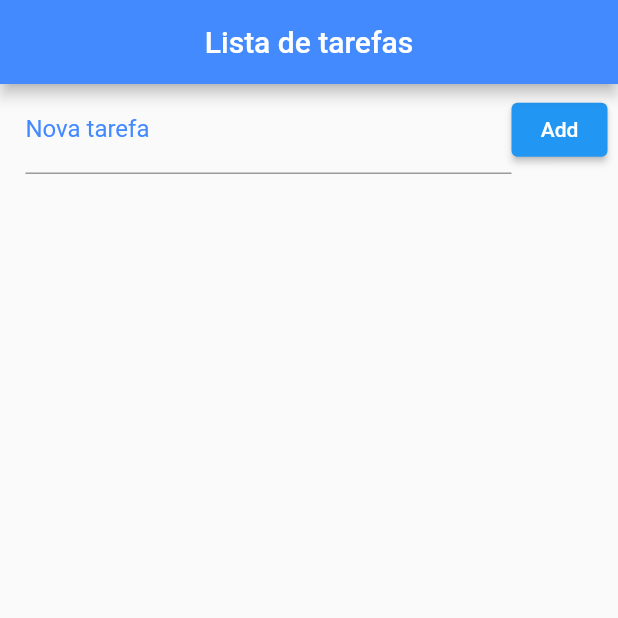
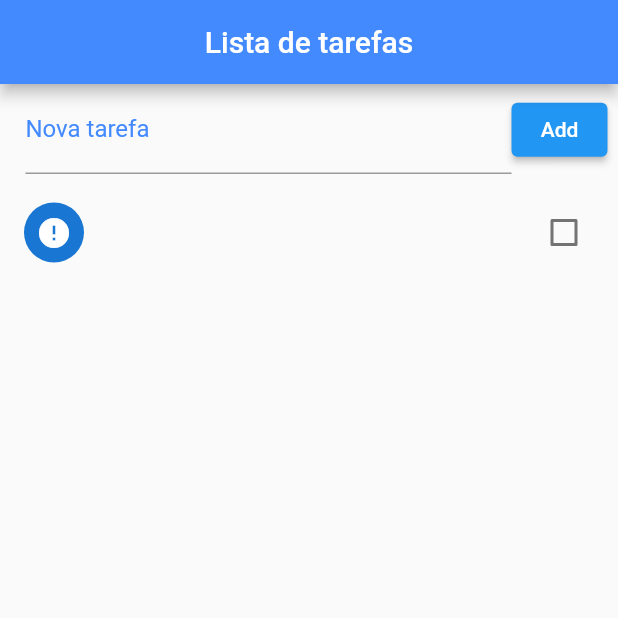
Before and after one commit to larinuness/flutter-listaDeTarefas, a Flutter app: the screen it shows after launch, after a tap on "Add", on a phone screen of 412 x 824 dp, the top half of it. Run offline on Flutter 3.47's test engine with Material 2 defaults, Android fonts, the phone set to English and light mode, and no system bars.

```diff
--- a/listadetarefas/lib/main.dart
+++ b/listadetarefas/lib/main.dart
@@ -3,7 +3,7 @@ import 'dart:io';
 import 'package:flutter/material.dart';
 import 'package:path_provider/path_provider.dart';
 
-void main(){
+void main() {
   runApp(MaterialApp(
     home: Home(),
     debugShowCheckedModeBanner: false,
@@ -11,14 +11,28 @@ void main(){
 }
 
 class Home extends StatefulWidget {
-
   @override
   _HomeState createState() => _HomeState();
 }
 
 class _HomeState extends State<Home> {
+  final _toDoController = TextEditingController();
 
-  List _toDolist = [];
+  List _toDoList = [];
+  late Map<String, dynamic> _lastRemoved;
+  late int _lastRemovedPos;
+
+//Ler os dados
+  @override
+  void initState() {
+    super.initState();
+
+    _readData().then((data) {
+      setState(() {
+        _toDoList = json.decode(data!);
+      });
+    });
+  }
 
   @override
   Widget build(BuildContext context) {
@@ -26,10 +40,10 @@ class _HomeState extends State<Home> {
       appBar: AppBar(
         centerTitle: true,
         backgroundColor: Colors.blueAccent,
+        //Aceita widget text e não só string
         title: Text('Lista de tarefas'),
       ),
-      body: SingleChildScrollView(
-        child: Column(
+      body: Column(
         children: [
           Container(
             padding: EdgeInsets.fromLTRB(17, 1, 7, 1),
@@ -37,39 +51,152 @@ class _HomeState extends State<Home> {
               children: [
                 Expanded(
                   child: TextField(
+                    controller: _toDoController,
                     decoration: InputDecoration(
                       labelText: 'Nova tarefa',
                       labelStyle: TextStyle(color: Colors.blueAccent),
                     ),
-                    ),),
-                  ElevatedButton(onPressed: (){}, child: Text('Add'))
+                  ),
+                ),
+                ElevatedButton(onPressed: _addToDo, child: Text('Add'))
               ],
             ),
-            )
+          ),
+          Expanded(
+              child: RefreshIndicator(
+                onRefresh: _refresh,
+                child: ListView.builder(
+                    padding: EdgeInsets.only(top: 10),
+                    itemCount: _toDoList.length,
+                    itemBuilder: buildItem),
+              ))
         ],
-        ),
       ),
     );
   }
 
-  Future<File> _getFile() async {
-    final directory = await getApplicationDocumentsDirectory();
-    return File("${directory.path}/data.json");
+  Widget buildItem(context, index) {
+    //widget de arrastar para excluir
+    return Dismissible(
+      //pega o tempo em milisegundos e transforma em string, essa key aceita qualquer string, mas vai ter que ser diferente para todos os itens
+      key: Key(DateTime
+          .now()
+          .microsecondsSinceEpoch
+          .toString()),
+      background: Container(
+          color: Colors.red,
+          child: Align(
+            alignment: Alignment(-0.9, 0.0),
+            child: Icon(Icons.delete, color: Colors.white),
+          )),
+      direction: DismissDirection.startToEnd,
+      child: CheckboxListTile(
+        title: Text(_toDoList[index]['title']),
+        value: _toDoList[index]['ok'],
+        secondary: CircleAvatar(
+          child: Icon(_toDoList[index]['ok'] ? Icons.check : Icons.error),
+        ),
+        //onChanged é chamado quando clico no elemento da lista, passando o parâmetro c como true ou false
+        onChanged: (c) {
+          setState(() {
+            //armazeno esse true ou false no ok do elemento da lista e dá um setState para atualizar a lista com o novo estado
+            _toDoList[index]['ok'] = c;
+            _saveData();
+          });
+        },
+      ),
+      //dentro desse onDismissed terá uma função que será chamada sempre que arrastar o item para a direita para remoção
+      onDismissed: (direction) {
+        setState(() {
+          //duplica o item
+          _lastRemoved = Map.from(_toDoList[index]);
+          //salvar o item
+          _lastRemovedPos = index;
+          //removemos o item
+          _toDoList.removeAt(index);
+          //salva tudo
+          _saveData();
+
+          final snack = SnackBar(
+            content: Text('Tarefa \'${_lastRemoved['title']}\' removida!'),
+            action: SnackBarAction(
+                label: 'Desfazer',
+                onPressed: () {
+                  setState(() {
+                    //recoloca o item removido na lista
+                    _toDoList.insert(_lastRemovedPos, _lastRemoved);
+                    _saveData();
+                  });
+                }),
+            duration: Duration(seconds: 2),
+          );
+          ScaffoldMessenger.of(context).removeCurrentSnackBar();
+          ScaffoldMessenger.of(context).showSnackBar(snack);
+        });
+      },
+    );
   }
 
+
+  //função que vai retornar o arquivo que vou utilizar para salvar
+//tudo que envolve leitura e tratamento de arquivos precisa ser assíncrono já que não ocorre imediatamente
+  Future<File> _getFile() async {
+    //essa função vai pegar o diretório onde posso armazenar os documentos do meu app
+    final directory = await getApplicationDocumentsDirectory();
+    //aqui vou abrir o arquivo através do file
+    return File('${directory.path}/data.json');
+  }
+
+//função para salvar os dados
   Future<File> _saveData() async {
-    String data = json.encode(_toDolist);
+    //transforma a lista em json e armazena numa string
+    String data = json.encode(_toDoList);
+
+    //pegamos o arquivo onde vamos salvar
     final file = await _getFile();
+
+    //vamos escrever nossos dados da lista de tarefas como texto dentro do nosso arquivo
     return file.writeAsString(data);
+  }
+
+  //função para ler os dados
+  Future<String?> _readData() async {
+    try {
+      final file = await _getFile();
+      //tenta ler o arquivo como string e retorna
+      return file.readAsString();
+    } catch (e) {
+      return null;
+    }
+  }
+
+  //função de add nova tarefa
+  void _addToDo() {
+    setState(() {
+      Map<String, dynamic> newToDo = Map();
+      newToDo['title'] = _toDoController.text;
+      _toDoController.text = "";
+      newToDo['ok'] = false;
+      _toDoList.add(newToDo);
+    });
+  }
+
+  //função de atualizar e ordernar
+  Future<Null> _refresh() async{
+    await Future.delayed(Duration(seconds: 1));
+    setState(() {
+      //ordena
+      _toDoList.sort((a, b){
+        if(a['ok'] && !b['ok']) return 1;
+        else if (!a['ok'] && b['ok']) return -1;
+        else return 0;
+      });
+      _saveData();
+    });
+
+    return null;
+
+
 
   }
-
-  Future<String> _readData() async {
-      try {
-        final file = await _getFile();
-        return file.readAsString();
-      } catch (e) {
-        return "Erro";
 }
-  }
-}
```
Also changed, not shown: 1 other file. Lines whose indentation alone changed are shown as unchanged.
